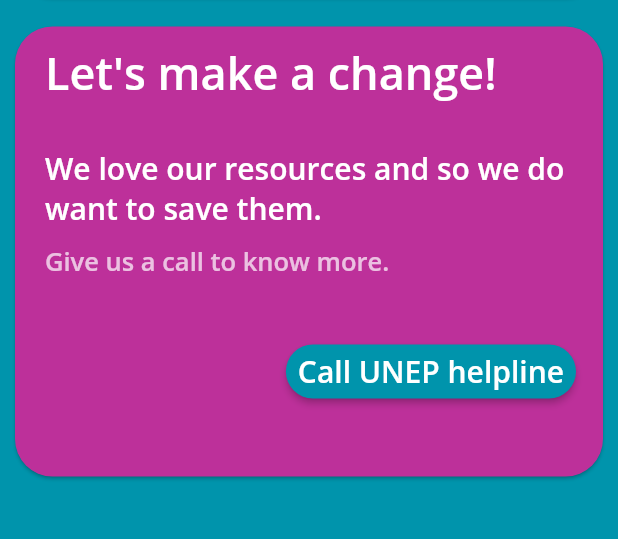
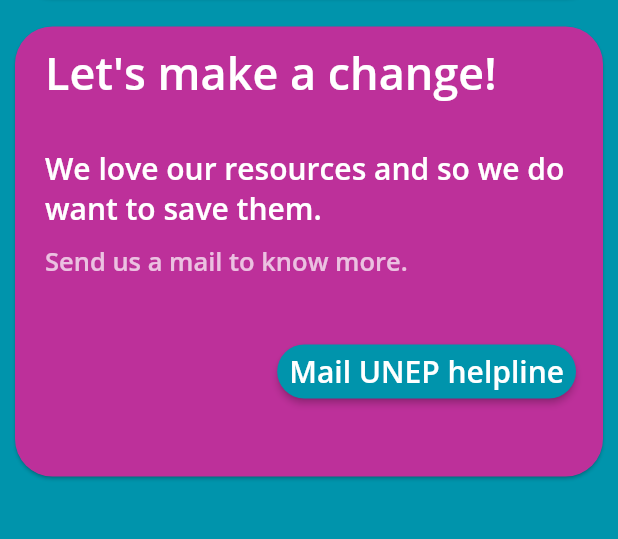
Before and after one commit to ameysunu/envirapp, a Flutter app: the screen it shows after launch, on a phone screen of 412 x 824 dp, the part 140-679 px from its top. Run offline on Flutter 3.47's test engine with Material 2 defaults, Android fonts, the phone set to English and light mode, and no system bars; our stand-ins replace hexcolor.

```diff
--- a/lib/home.dart
+++ b/lib/home.dart
@@ -1,5 +1,6 @@
 import 'package:flutter/material.dart';
 import 'package:hexcolor/hexcolor.dart';
+import 'package:url_launcher/url_launcher.dart';
 
 class Home extends StatefulWidget {
   @override
@@ -7,6 +8,15 @@ class Home extends StatefulWidget {
 }
 
 class _HomeState extends State<Home> {
+  _launchURL(String toMailId) async {
+    var url = 'mailto:$toMailId';
+    if (await canLaunch(url)) {
+      await launch(url);
+    } else {
+      throw 'Could not launch $url';
+    }
+  }
+
   @override
   Widget build(BuildContext context) {
     return MaterialApp(
@@ -84,7 +94,7 @@ class _HomeState extends State<Home> {
                       Padding(
                         padding: EdgeInsets.fromLTRB(20, 10, 0, 0),
                         child: Text(
-                          'Give us a call to know more.',
+                          'Send us a mail to know more.',
                           style: TextStyle(
                               fontFamily: 'OpenSans',
                               fontSize: 17.0,
@@ -97,13 +107,15 @@ class _HomeState extends State<Home> {
                           children: <Widget>[
                             RaisedButton(
                               color: Hexcolor('#0094AC'),
-                              onPressed: () {},
+                              onPressed: () {
+                                _launchURL('inquiry@unep.org');
+                              },
                               shape: StadiumBorder(),
-                              child: Text('Call UNEP helpline',
+                              child: Text('Mail UNEP helpline',
                                   style: TextStyle(
                                       fontFamily: 'OpenSans',
                                       fontSize: 20,
-                                      color: Colors.white)),
+                                      color: Hexcolor('#FFFFFF'))),
                             ),
                           ],
                         ),
--- a/pubspec.yaml
+++ b/pubspec.yaml
@@ -24,6 +24,7 @@ dependencies:
   flutter:
     sdk: flutter
   hexcolor: ^1.0.4
+  url_launcher: ^5.5.0
 
 
   # The following adds the Cupertino Icons font to your application.
```
Also changed, not shown: pubspec.lock.
